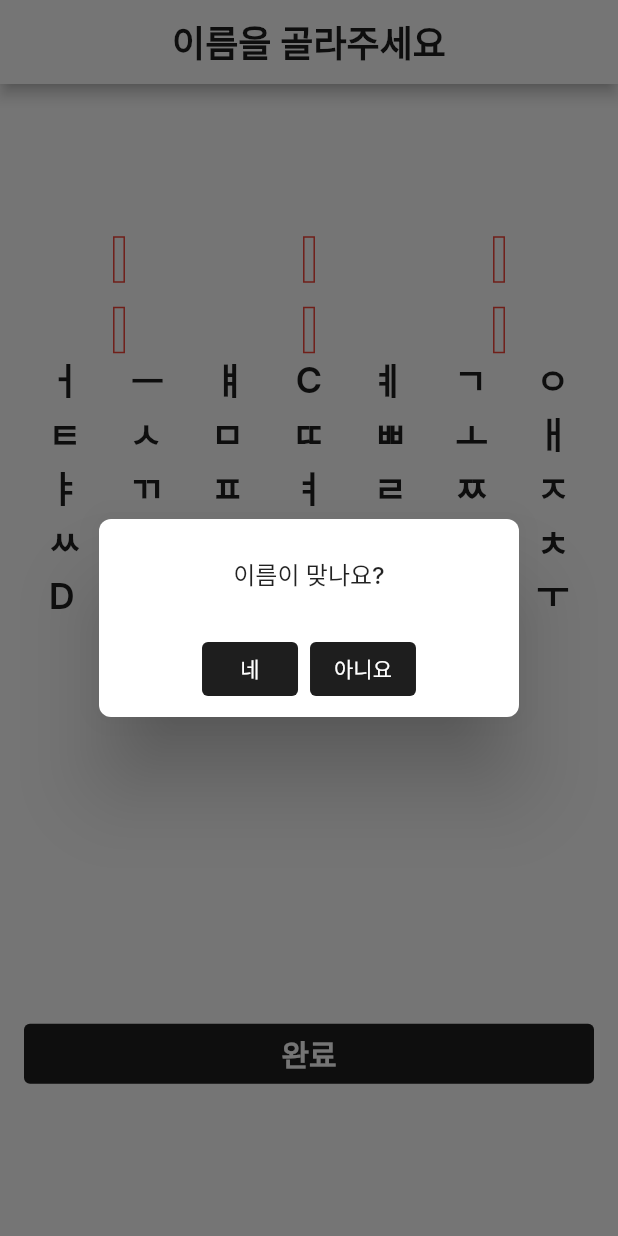
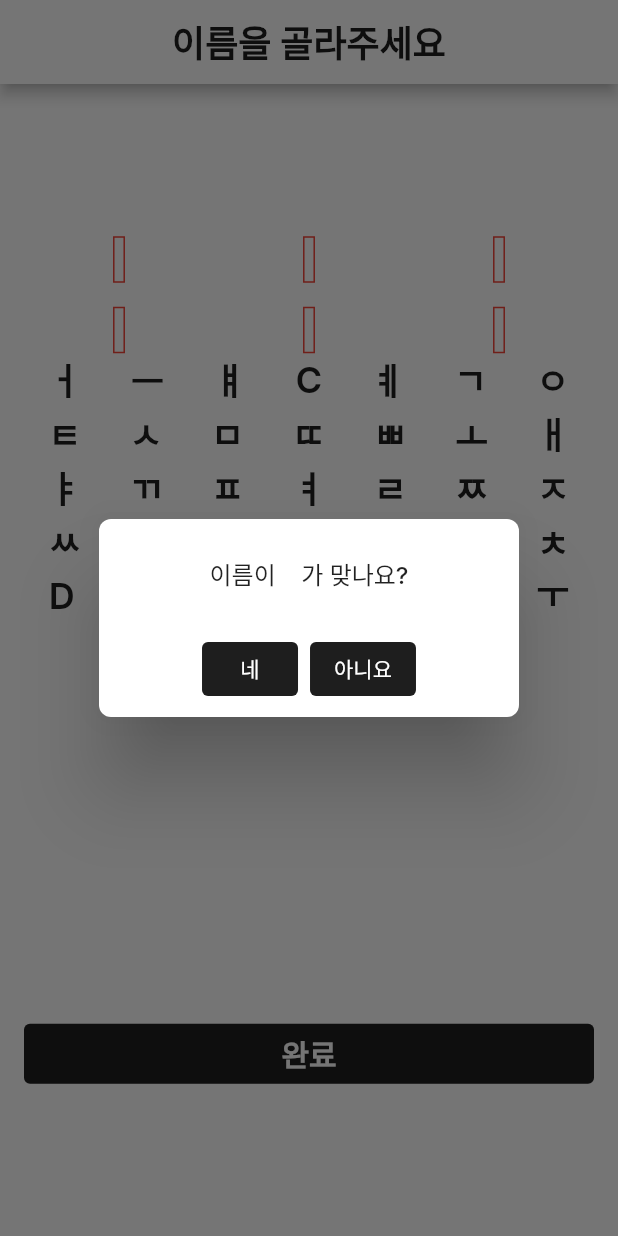
Before and after one commit to jaehee21232/Aggressive-style-chat-app, a Flutter app: the NameRegisterScreen screen opened by its route, after a tap on "완료", on a phone screen of 412 x 824 dp. Run offline on Flutter 3.47's test engine with Material 2 defaults, Android fonts, the light colour scheme and no system bars; our stand-ins replace firebase_core, flutter_riverpod, flutter_secure_storage; missing offline and left inert: korea_regexp; accounts and stored records are empty.

Commit message:
feat: storage name,login,number 추가

```diff
--- a/lib/auth/view/name_register_screen.dart
+++ b/lib/auth/view/name_register_screen.dart
@@ -2,16 +2,21 @@ import 'dart:math';
 
 import 'package:chatapp/auth/component/random_keyboard.dart';
 import 'package:chatapp/auth/component/submit_button.dart';
+import 'package:chatapp/auth/riverpod/state_provider.dart';
 import 'package:chatapp/common/const/color.dart';
+import 'package:chatapp/common/const/data.dart';
 import 'package:chatapp/common/const/style/font_style.dart';
 import 'package:chatapp/common/layout/default_layout.dart';
 import 'package:flutter/material.dart';
+import 'package:flutter_riverpod/flutter_riverpod.dart';
 
-class NameRegisterScreen extends StatelessWidget {
+class NameRegisterScreen extends ConsumerWidget {
   const NameRegisterScreen({super.key});
 
   @override
-  Widget build(BuildContext context) {
+  Widget build(BuildContext context, WidgetRef ref) {
+    final name = ref.watch(nameTextProvider);
+    final number = ref.watch(numberProvider);
     return DefaultLayout(
         appBar: AppBar(
           title: Text(
@@ -37,30 +42,26 @@ class NameRegisterScreen extends StatelessWidget {
                             borderRadius: BorderRadius.circular(8),
                           ),
                           title: Text(
-                            "이름이 맞나요?",
+                            "이름이 ${name.join()}가 맞나요?",
                             style: styleDialogText,
                             textAlign: TextAlign.center,
                           ),
                           actionsAlignment: MainAxisAlignment.center,
                           actions: [
-                            ElevatedButton(
+                            SubmitButton(
+                                onPressed: () {
+                                  siginInWithDevice(number, name.join());
+                                },
+                                child: Text(
+                                  "네",
+                                )),
+                            SubmitButton(
                                 onPressed: () {
                                   Navigator.pop(context);
                                 },
-                                style: ElevatedButton.styleFrom(
-                                    backgroundColor: black, elevation: 0),
-                                child: Text(
-                                  "네",
-                                )),
-                            ElevatedButton(
-                                onPressed: () {
-                                  Navigator.pop(context);
-                                },
-                                style: ElevatedButton.styleFrom(
-                                    backgroundColor: black, elevation: 0),
                                 child: Text(
                                   "아니요",
-                                ))
+                                )),
                           ],
                         );
                       },
--- a/lib/common/const/data.dart
+++ b/lib/common/const/data.dart
@@ -38,3 +38,9 @@ final koreanTextList = [
   "D",
   "C"
 ];
+
+siginInWithDevice(double number, String name) async {
+  await storage.write(key: "login", value: "true");
+  await storage.write(key: "number", value: number.toInt().toString());
+  await storage.write(key: "name", value: name);
+}
```
